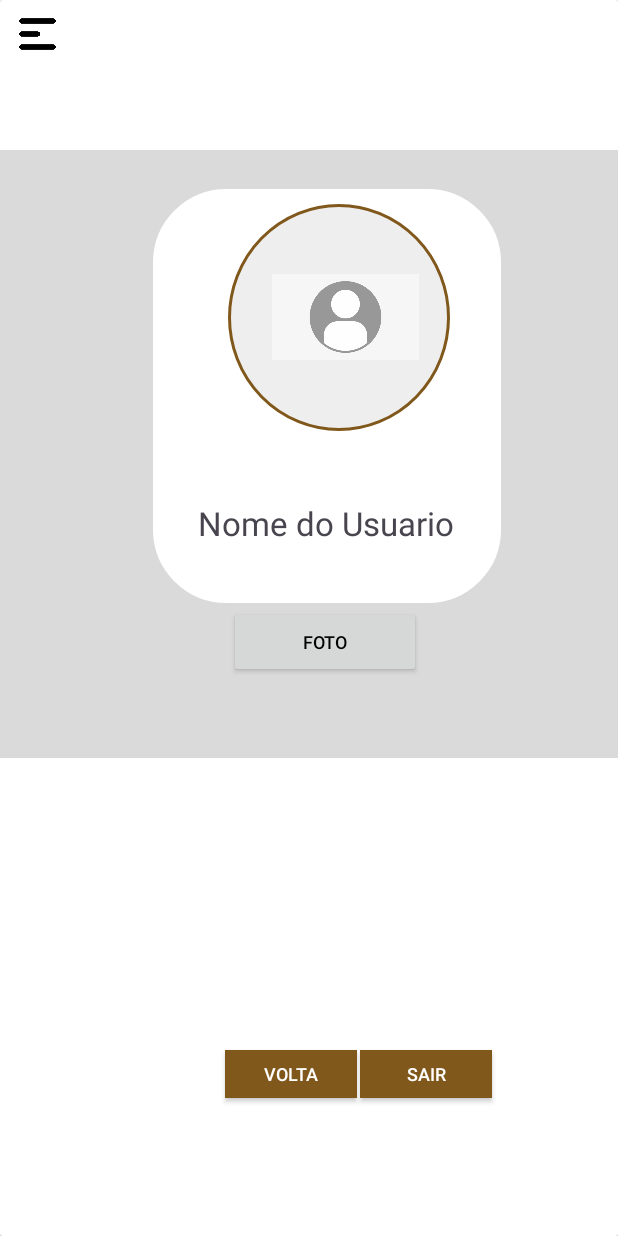
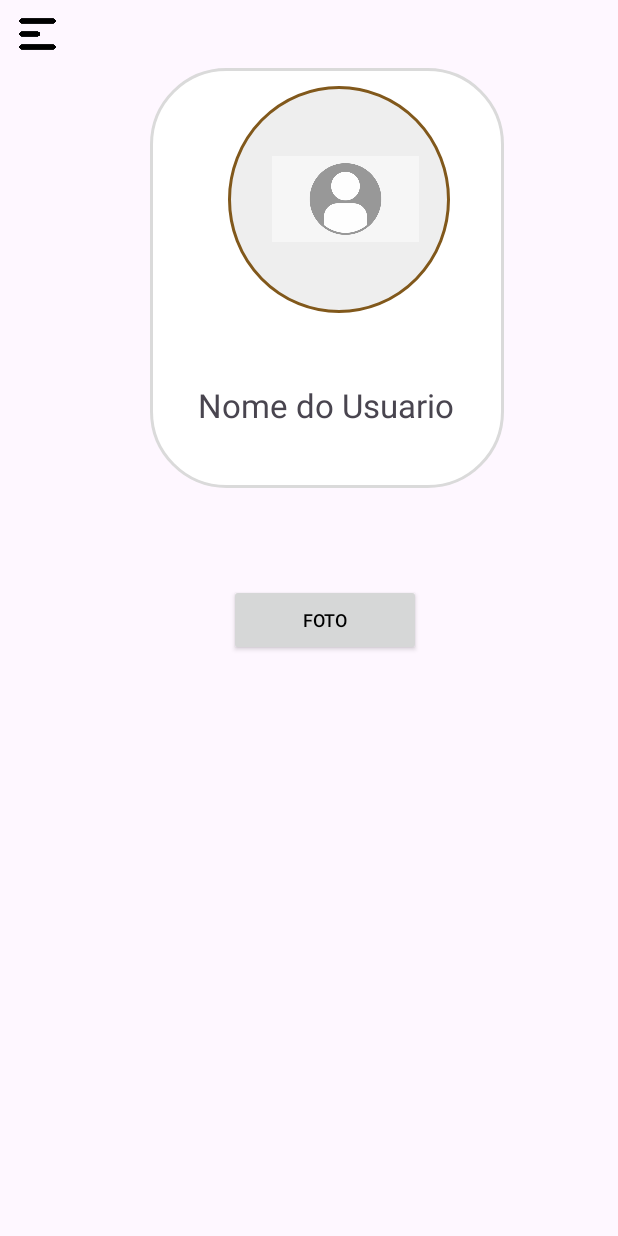
Before and after one commit to AnaCristina1972/Pagela, an Android app: the Tela_Perfil_do_Paciente screen opened directly, with no data from a screen before it, on a phone screen of 412 x 824 dp. Run offline under Robolectric (Android 15) with nearby library versions, the phone set to English and light mode, and no system bars.

Commit message:
enviando uma projeto Android

```diff
--- a/app/src/main/java/com/example/pagela/dataModel/PacienteDataModel.java
+++ b/app/src/main/java/com/example/pagela/dataModel/PacienteDataModel.java
@@ -14,7 +14,7 @@ public class PacienteDataModel {
     public static String queryCriarTabela="";
 
     //Metodo para criar a tabela
-    public static String CriarTAbela(){
+    public static String CriarTabela(){
         queryCriarTabela+="CREATE TABLE"+TABELA+"(";
         queryCriarTabela+=ID+"integer primary key autoincrement, ";
         queryCriarTabela+=NOME+"Text, ";
--- a/app/src/main/java/com/example/pagela/view/Avaliacao_Inicial.java
+++ b/app/src/main/java/com/example/pagela/view/Avaliacao_Inicial.java
@@ -19,7 +19,7 @@ public class Avaliacao_Inicial extends AppCompatActivity {
         Button button = (Button) findViewById(R.id.buttonEnviarAvaliacao);
         button.setOnClickListener(new View.OnClickListener() {
             public void onClick(View v) {
-                Intent intent=new Intent(Avaliacao_Inicial.this,Tela_Perfil_Paciente.class);
+                Intent intent=new Intent(Avaliacao_Inicial.this,Tela_Perfil_do_Paciente.class);
                 startActivity(intent);
                 finish();
             }
--- a/app/src/main/java/com/example/pagela/view/TelaLogin.java
+++ b/app/src/main/java/com/example/pagela/view/TelaLogin.java
@@ -22,7 +22,7 @@ TextView textoCadastre;
 
         button.setOnClickListener(new View.OnClickListener() {
             public void onClick(View v) {
-                Intent intent=new Intent(TelaLogin.this, Tela_Perfil_Paciente.class);
+                Intent intent=new Intent(TelaLogin.this, Tela_Cadastro_Paciente.class);
                 startActivity(intent);
 
             }
--- a/app/src/main/java/com/example/pagela/view/Tela_Perfil_Paciente.java
+++ b/app/src/main/java/com/example/pagela/view/Tela_Perfil_do_Paciente.java
@@ -12,34 +12,26 @@ import android.widget.ImageView;
 
 import com.example.pagela.R;
 
-public class Tela_Perfil_Paciente extends AppCompatActivity {
-
-    Button button,voltar,sair;
-    ImageView imgem;
-    static final int REQUEST_IMAGE_CAPTURE = 1;
-
+public class Tela_Perfil_do_Paciente extends AppCompatActivity {
+    Button button;
+    ImageView imagem;
     @Override
     protected void onCreate(Bundle savedInstanceState) {
         super.onCreate(savedInstanceState);
-        setContentView(R.layout.activity_tela_perfil_paciente);
+        setContentView(R.layout.activity_tela_perfil_do_paciente);
         getSupportActionBar().hide();
         button=(Button) findViewById(R.id.imageButton);
-        imgem=(ImageView) findViewById(R.id.imageView2);
-        iniciarComponentes();
+        imagem=(ImageView) findViewById(R.id.imageView2);
+
         button.setOnClickListener(new View.OnClickListener() {
             @Override
             public void onClick(View view) {
-                Intent intent=new Intent(Intent.ACTION_PICK,MediaStore.Images.Media.INTERNAL_CONTENT_URI);
+                Intent intent=new Intent(Intent.ACTION_PICK, MediaStore.Images.Media.INTERNAL_CONTENT_URI);
                 startActivityForResult(Intent.createChooser(intent,"Galeria"),1);
             }
         });
 
-        sair.setOnClickListener(new View.OnClickListener() {
-            @Override
-            public void onClick(View view) {
-                Tela_Perfil_Paciente.this.finish();
-            }
-        });
+
 
 
     }
@@ -47,17 +39,13 @@ public class Tela_Perfil_Paciente extends AppCompatActivity {
         super.onActivityResult(RequestCode, ResultCode, dados);
         if (ResultCode == Activity.RESULT_OK) {
             if (RequestCode == 1) {
-                imgem.setImageURI(dados.getData());
+                imagem.setImageURI(dados.getData());
             }
 
         }
 
+    }
 
-    }
-    private void iniciarComponentes(){
-        Button voltar = (Button) findViewById(R.id.Button_voltarLogin);
-        Button sair = (Button) findViewById(R.id.Button_sairLogin);
-    }
     public  void notificacao(){
 
     }
--- /dev/null
+++ b/app/src/main/res/layout/activity_tela_perfil_do_paciente.xml
@@ -0,0 +1,85 @@
+<?xml version="1.0" encoding="utf-8"?>
+<androidx.constraintlayout.widget.ConstraintLayout xmlns:android="http://schemas.android.com/apk/res/android"
+    xmlns:app="http://schemas.android.com/apk/res-auto"
+    xmlns:tools="http://schemas.android.com/tools"
+    android:layout_width="match_parent"
+    android:layout_height="match_parent"
+    tools:context=".view.Tela_Perfil_do_Paciente">
+
+    <View
+        android:id="@+id/viewFotoPerfil"
+        style="@style/ContainerComponents"
+        android:layout_width="236dp"
+        android:layout_height="280dp"
+        app:layout_constraintBottom_toBottomOf="parent"
+        app:layout_constraintEnd_toEndOf="parent"
+        app:layout_constraintHorizontal_bias="0.587"
+        app:layout_constraintStart_toStartOf="parent"
+        app:layout_constraintTop_toTopOf="parent"
+        app:layout_constraintVertical_bias="0.05" />
+
+    <View
+        android:id="@+id/viewCirciloImage"
+        style="@style/componeteCircle"
+        android:layout_width="148dp"
+        android:layout_height="151dp"
+        android:background="@drawable/circle_perfil"
+        app:layout_constraintBottom_toBottomOf="@+id/viewFotoPerfil"
+        app:layout_constraintEnd_toEndOf="@+id/viewFotoPerfil"
+        app:layout_constraintHorizontal_bias="0.59"
+        app:layout_constraintStart_toStartOf="@+id/viewFotoPerfil"
+        app:layout_constraintTop_toTopOf="@+id/viewFotoPerfil"
+        app:layout_constraintVertical_bias="0.093" />
+
+    <ImageView
+        android:id="@+id/imageView2"
+        android:layout_width="98dp"
+        android:layout_height="84dp"
+        android:layout_gravity="center"
+        app:layout_constraintBottom_toBottomOf="@+id/viewCirciloImage"
+        app:layout_constraintEnd_toEndOf="@+id/viewCirciloImage"
+        app:layout_constraintHorizontal_bias="0.58"
+        app:layout_constraintStart_toStartOf="@+id/viewCirciloImage"
+        app:layout_constraintTop_toTopOf="@+id/viewCirciloImage"
+        app:layout_constraintVertical_bias="0.492"
+        app:srcCompat="@drawable/img_8" />
+
+    <androidx.appcompat.widget.AppCompatButton
+        android:id="@+id/imageButton"
+        android:layout_width="128dp"
+        android:layout_height="48dp"
+        android:foregroundGravity="bottom"
+        android:text="Foto"
+        android:textColor="@color/black"
+        android:textSize="12dp"
+        app:layout_constraintBottom_toBottomOf="parent"
+        app:layout_constraintEnd_toEndOf="parent"
+        app:layout_constraintHorizontal_bias="0.538"
+        app:layout_constraintStart_toStartOf="parent"
+        app:layout_constraintTop_toBottomOf="@+id/viewFotoPerfil"
+        app:layout_constraintVertical_bias="0.142" />
+
+    <TextView
+        android:id="@+id/id_nome_user_fotoPerfil"
+        style="@style/Text_View"
+        android:layout_width="204dp"
+        android:layout_height="32dp"
+        android:text="@string/NomeUserFotoPerfil"
+        android:textSize="22dp"
+        app:layout_constraintBottom_toBottomOf="@+id/viewFotoPerfil"
+        app:layout_constraintEnd_toEndOf="@+id/viewFotoPerfil"
+        app:layout_constraintHorizontal_bias="1.0"
+        app:layout_constraintStart_toStartOf="@+id/viewFotoPerfil"
+        app:layout_constraintTop_toBottomOf="@+id/viewCirciloImage"
+        app:layout_constraintVertical_bias="0.552" />
+
+
+
+    <ImageView
+        android:layout_width="50dp"
+        android:layout_height="40dp"
+        android:paddingTop="5dp"
+        android:src="@drawable/menus" />
+
+
+</androidx.constraintlayout.widget.ConstraintLayout>
--- a/app/src/main/res/layout/activity_tela_perfil_paciente.xml
+++ /dev/null
@@ -1,111 +0,0 @@
-<?xml version="1.0" encoding="utf-8"?>
-<androidx.cardview.widget.CardView xmlns:android="http://schemas.android.com/apk/res/android"
-    xmlns:app="http://schemas.android.com/apk/res-auto"
-    xmlns:tools="http://schemas.android.com/tools"
-    android:layout_width="match_parent"
-    android:layout_height="match_parent"
-    tools:context=".view.Tela_Perfil_Paciente">
-
-    <androidx.constraintlayout.widget.ConstraintLayout
-        android:layout_width="match_parent"
-        android:layout_height="405dp"
-        android:layout_marginTop="100dp"
-        android:background="#DADADA">
-
-        <View
-            android:id="@+id/viewFotoPerfil"
-            style="@style/ContainerComponents"
-            android:layout_width="236dp"
-            android:layout_height="280dp"
-            app:layout_constraintBottom_toBottomOf="parent"
-            app:layout_constraintEnd_toEndOf="parent"
-            app:layout_constraintHorizontal_bias="0.587"
-            app:layout_constraintStart_toStartOf="parent"
-            app:layout_constraintTop_toTopOf="parent"
-            app:layout_constraintVertical_bias="0.05" />
-
-        <View
-            android:id="@+id/viewCirciloImage"
-            style="@style/componeteCircle"
-            android:layout_width="148dp"
-            android:layout_height="151dp"
-            android:background="@drawable/circle_perfil"
-            app:layout_constraintBottom_toBottomOf="@+id/viewFotoPerfil"
-            app:layout_constraintEnd_toEndOf="@+id/viewFotoPerfil"
-            app:layout_constraintHorizontal_bias="0.59"
-            app:layout_constraintStart_toStartOf="@+id/viewFotoPerfil"
-            app:layout_constraintTop_toTopOf="@+id/viewFotoPerfil"
-            app:layout_constraintVertical_bias="0.093" />
-
-        <ImageView
-            android:id="@+id/imageView2"
-            android:layout_width="98dp"
-            android:layout_height="84dp"
-            android:layout_gravity="center"
-            app:layout_constraintBottom_toBottomOf="@+id/viewCirciloImage"
-            app:layout_constraintEnd_toEndOf="@+id/viewCirciloImage"
-            app:layout_constraintHorizontal_bias="0.58"
-            app:layout_constraintStart_toStartOf="@+id/viewCirciloImage"
-            app:layout_constraintTop_toTopOf="@+id/viewCirciloImage"
-            app:layout_constraintVertical_bias="0.492"
-            app:srcCompat="@drawable/img_8" />
-
-        <androidx.appcompat.widget.AppCompatButton
-            android:id="@+id/imageButton"
-            android:layout_width="128dp"
-            android:layout_height="48dp"
-            android:foregroundGravity="bottom"
-            android:text="Foto"
-            android:textColor="@color/black"
-            android:textSize="12dp"
-            app:layout_constraintEnd_toEndOf="parent"
-            app:layout_constraintHorizontal_bias="0.538"
-            app:layout_constraintStart_toStartOf="parent"
-            app:layout_constraintTop_toBottomOf="@+id/viewFotoPerfil"
-            app:layout_constraintVertical_bias="0.142" />
-
-        <TextView
-            android:id="@+id/id_nome_user_fotoPerfil"
-            style="@style/Text_View"
-            android:layout_width="204dp"
-            android:layout_height="32dp"
-            android:text="@string/NomeUserFotoPerfil"
-            android:textSize="22dp"
-            app:layout_constraintBottom_toBottomOf="@+id/viewFotoPerfil"
-            app:layout_constraintEnd_toEndOf="@+id/viewFotoPerfil"
-            app:layout_constraintHorizontal_bias="1.0"
-            app:layout_constraintStart_toStartOf="@+id/viewFotoPerfil"
-            app:layout_constraintTop_toBottomOf="@+id/viewCirciloImage"
-            app:layout_constraintVertical_bias="0.552" />
-
-    </androidx.constraintlayout.widget.ConstraintLayout>
-
-    <ImageView
-        android:layout_width="50dp"
-        android:layout_height="40dp"
-        android:paddingTop="5dp"
-        android:src="@drawable/menus" />
-
-    <androidx.appcompat.widget.AppCompatButton
-        android:id="@+id/Button_voltarLogin"
-        android:layout_width="wrap_content"
-        android:layout_height="32dp"
-        android:layout_marginTop="700dp"
-        android:layout_marginLeft="150dp"
-        android:text="Volta"
-        android:background="@color/marrom"
-        android:textColor="@color/white"
-        android:textSize="12dp" />
-
-    <androidx.appcompat.widget.AppCompatButton
-        android:id="@+id/Button_sairLogin"
-        android:layout_width="wrap_content"
-        android:layout_height="32dp"
-        android:layout_marginLeft="240dp"
-        android:layout_marginTop="700dp"
-        android:background="@color/marrom"
-        android:text="Sair"
-        android:textColor="@color/white"
-        android:textSize="12dp" />
-
-</androidx.cardview.widget.CardView>
```
Also changed, not shown: app/src/main/AndroidManifest.xml (+7 -1 lines), app/src/main/java/com/example/pagela/api/AppUtil.java (+7 -1 lines), app/src/main/java/com/example/pagela/dataSource/AppDatabase.java (+44 -2 lines), app/src/main/java/com/example/pagela/view/MainActivity.java (+10 -1 lines), app/src/main/java/com/example/pagela/view/Tela_Cadastro_Paciente.java (+39 -3 lines), app/src/main/res/layout/activity_tela_cadastro_paciente.xml (+78 -142 lines), app/src/main/res/values/styles.xml (+7 -6 lines), 2 other files.
